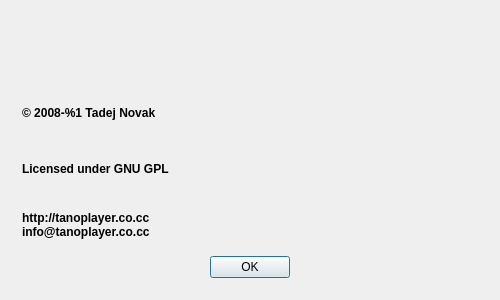
Old version of the form src/ui/About.ui in the repository ntadej/tano.
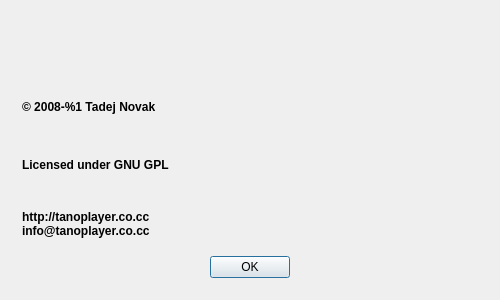
New version of the form. Icons and pictures are not drawn. Custom widgets are drawn as their Qt base class.

The edit to the form file:
```diff
--- a/src/ui/About.ui
+++ b/src/ui/About.ui
@@ -30,25 +30,6 @@
       <layout class="QGridLayout" name="gridLayout">
        <item row="0" column="1" colspan="3">
         <layout class="QGridLayout" name="mainGridLayout">
-         <item row="0" column="0" rowspan="3">
-          <widget class="QLabel" name="labelLogo">
-           <property name="sizePolicy">
-            <sizepolicy hsizetype="Minimum" vsizetype="Minimum">
-             <horstretch>0</horstretch>
-             <verstretch>0</verstretch>
-            </sizepolicy>
-           </property>
-           <property name="maximumSize">
-            <size>
-             <width>128</width>
-             <height>128</height>
-            </size>
-           </property>
-           <property name="pixmap">
-            <pixmap resource="../../data/logo.qrc">:/logo/128x128/logo.png</pixmap>
-           </property>
-          </widget>
-         </item>
          <item row="0" column="1" colspan="4">
           <widget class="QLabel" name="labelName">
            <property name="pixmap">
@@ -59,17 +40,7 @@
            </property>
           </widget>
          </item>
-         <item row="2" column="1" colspan="4">
-          <widget class="QLabel" name="labelExtra">
-           <property name="text">
-            <string/>
-           </property>
-           <property name="alignment">
-            <set>Qt::AlignCenter</set>
-           </property>
-          </widget>
-         </item>
-         <item row="1" column="2">
+         <item row="1" column="2" rowspan="2">
           <widget class="QLabel" name="labelVersion">
            <property name="sizePolicy">
             <sizepolicy hsizetype="Preferred" vsizetype="Maximum">
@@ -82,10 +53,10 @@
            </property>
           </widget>
          </item>
-         <item row="1" column="3">
+         <item row="1" column="3" rowspan="2">
           <widget class="QLabel" name="labelChangeset"/>
          </item>
-         <item row="1" column="1">
+         <item row="1" column="1" rowspan="2">
           <spacer name="horizontalSpacer_2">
            <property name="orientation">
             <enum>Qt::Horizontal</enum>
@@ -98,7 +69,7 @@
            </property>
           </spacer>
          </item>
-         <item row="1" column="4">
+         <item row="1" column="4" rowspan="2">
           <spacer name="horizontalSpacer_3">
            <property name="orientation">
             <enum>Qt::Horizontal</enum>
@@ -111,23 +82,49 @@
            </property>
           </spacer>
          </item>
+         <item row="3" column="1" colspan="4">
+          <spacer name="verticalSpacer_2">
+           <property name="orientation">
+            <enum>Qt::Vertical</enum>
+           </property>
+          </spacer>
+         </item>
+         <item row="0" column="0" rowspan="4">
+          <widget class="QLabel" name="labelLogo">
+           <property name="sizePolicy">
+            <sizepolicy hsizetype="Minimum" vsizetype="Minimum">
+             <horstretch>0</horstretch>
+             <verstretch>0</verstretch>
+            </sizepolicy>
+           </property>
+           <property name="maximumSize">
+            <size>
+             <width>128</width>
+             <height>128</height>
+            </size>
+           </property>
+           <property name="pixmap">
+            <pixmap resource="../../data/logo.qrc">:/logo/128x128/logo.png</pixmap>
+           </property>
+          </widget>
+         </item>
         </layout>
        </item>
-       <item row="1" column="1">
+       <item row="2" column="1">
         <widget class="QLabel" name="labelCopy">
          <property name="text">
           <string notr="true">&lt;h4&gt;&amp;copy; 2008-%1 Tadej Novak&lt;/h4&gt;</string>
          </property>
         </widget>
        </item>
-       <item row="2" column="1">
+       <item row="3" column="1">
         <widget class="QLabel" name="labelLicense">
          <property name="text">
           <string>&lt;h4&gt;Licensed under GNU GPL&lt;/h4&gt;</string>
          </property>
         </widget>
        </item>
-       <item row="3" column="1">
+       <item row="4" column="1">
         <widget class="QLabel" name="labelLinks">
          <property name="text">
           <string notr="true">&lt;h4&gt;http://tanoplayer.co.cc&lt;br&gt;info@tanoplayer.co.cc&lt;/h4&gt;</string>
@@ -147,7 +144,7 @@
          </property>
         </widget>
        </item>
-       <item row="1" column="3" rowspan="3">
+       <item row="2" column="3" rowspan="3">
         <layout class="QGridLayout" name="libGridLayout">
          <item row="0" column="0">
           <widget class="QLabel" name="labelIconQt">
@@ -213,7 +210,7 @@
          </item>
         </layout>
        </item>
-       <item row="1" column="2" rowspan="3">
+       <item row="2" column="2" rowspan="3">
         <spacer name="horizontalSpacer">
          <property name="orientation">
           <enum>Qt::Horizontal</enum>
```
Left out of the diff: 2 changed lines with no effect on the pictures.
